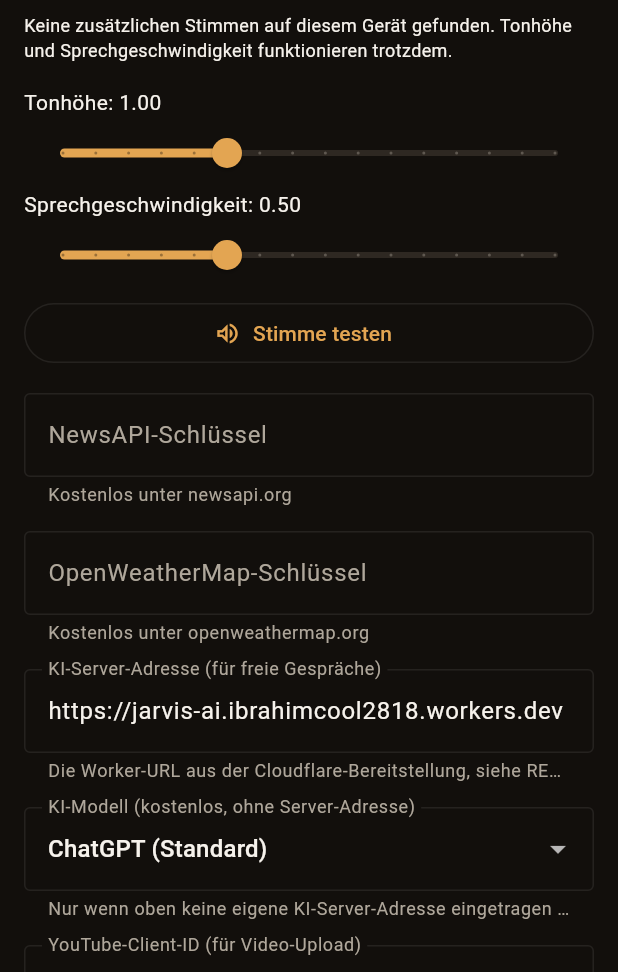
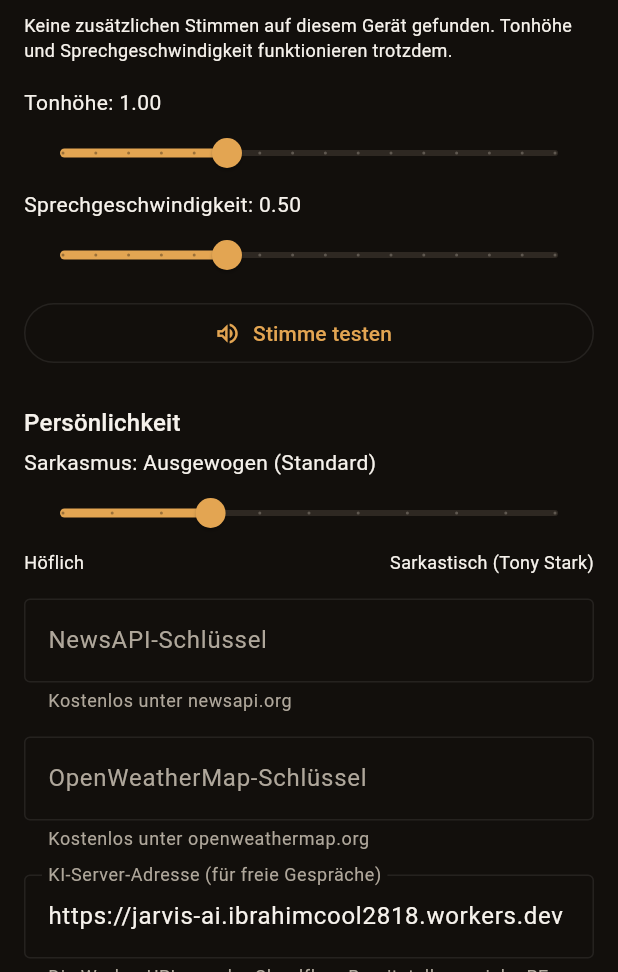
Before and after one commit to ibrahim200832/jarvis-mobile, a Flutter app: the screen it shows after launch, item 2 of the bottom bar chosen, after a tap on the "settings" icon, on a phone screen of 412 x 824 dp, the part 264-1236 px from its top. Run offline on Flutter 3.47's test engine with Material 3 defaults, Android fonts, the phone set to English and light mode, and no system bars; our stand-ins replace battery_plus, camera, flutter_contacts, flutter_local_notifications, flutter_svg, flutter_tts and 11 more; missing offline and left inert: dart:js_interop, dart:ui_web, flutter_web_auth_2, installed_apps; network calls fail.

Commit message:
Add sarcasm/humor personality slider for JARVIS
Adds a "Sarkasmus"-Regler in Einstellungen (0.0 hyper-polite to 1.0
full sarcastic Tony Stark style) that scales JARVIS's personality
instruction for both AI backends: the client-side free fallback
builds it locally, the custom Cloudflare Worker backend reads a new
`sarcasm` field sent with each request. Missing/invalid values
default to the original personality, so older clients or a
not-yet-redeployed worker keep behaving exactly as before.

Co-Authored-By: Claude Sonnet 5 <noreply@anthropic.com>
Claude-Session: https://claude.ai/code/session_012KZggYb9jbKYN7yy7Nbs4Q

```diff
--- a/lib/screens/settings_screen.dart
+++ b/lib/screens/settings_screen.dart
@@ -48,6 +48,7 @@ class _SettingsScreenState extends State<SettingsScreen> {
   String? _selectedVoiceKey;
   double _ttsPitch = 1.0;
   double _ttsSpeechRate = 0.5;
+  double _sarcasmLevel = 0.3;
 
   static const _aiModels = {
     'openai': 'ChatGPT (Standard)',
@@ -58,6 +59,15 @@ class _SettingsScreenState extends State<SettingsScreen> {
   static const _defaultVoiceKey = 'default';
 
   String _voiceKey(String name, String locale) => '$name|$locale';
+
+  /// Mirrors the sarcasm bands in ai_chat_service.dart / worker/ai-proxy.js
+  /// so the label the user sees matches how JARVIS will actually behave.
+  String _sarcasmDescription(double level) {
+    if (level < 0.2) return 'Höflich';
+    if (level < 0.5) return 'Ausgewogen (Standard)';
+    if (level < 0.8) return 'Frech';
+    return 'Sarkastisch';
+  }
 
   @override
   void initState() {
@@ -81,6 +91,7 @@ class _SettingsScreenState extends State<SettingsScreen> {
     _voices = await widget.tts.getGermanVoices();
     _ttsPitch = await widget.settings.getTtsPitch();
     _ttsSpeechRate = await widget.settings.getTtsSpeechRate();
+    _sarcasmLevel = await widget.settings.getSarcasmLevel();
     final savedVoiceName = await widget.settings.getTtsVoiceName();
     final savedVoiceLocale = await widget.settings.getTtsVoiceLocale();
     if (savedVoiceName != null && savedVoiceLocale != null) {
@@ -127,6 +138,7 @@ class _SettingsScreenState extends State<SettingsScreen> {
     await widget.settings.setTtsVoice(voice?['name'], voice?['locale']);
     await widget.settings.setTtsPitch(_ttsPitch);
     await widget.settings.setTtsSpeechRate(_ttsSpeechRate);
+    await widget.settings.setSarcasmLevel(_sarcasmLevel);
     await widget.tts.applyVoiceSettings(
       voiceName: voice?['name'],
       voiceLocale: voice?['locale'],
@@ -295,6 +307,22 @@ class _SettingsScreenState extends State<SettingsScreen> {
             icon: const Icon(Icons.volume_up_outlined),
             label: const Text('Stimme testen'),
           ),
+          const SizedBox(height: 24),
+          Text('Persönlichkeit', style: Theme.of(context).textTheme.titleMedium),
+          const SizedBox(height: 4),
+          Text('Sarkasmus: ${_sarcasmDescription(_sarcasmLevel)}'),
+          Slider(
+            value: _sarcasmLevel,
+            divisions: 10,
+            onChanged: (value) => setState(() => _sarcasmLevel = value),
+          ),
+          const Row(
+            mainAxisAlignment: MainAxisAlignment.spaceBetween,
+            children: [
+              Text('Höflich', style: TextStyle(fontSize: 12)),
+              Text('Sarkastisch (Tony Stark)', style: TextStyle(fontSize: 12)),
+            ],
+          ),
           const SizedBox(height: 16),
           TextField(
             controller: _newsKeyCtrl,
--- a/lib/services/settings_service.dart
+++ b/lib/services/settings_service.dart
@@ -14,6 +14,7 @@ class SettingsService {
   static const _keyTtsVoiceLocale = 'tts_voice_locale';
   static const _keyTtsPitch = 'tts_pitch';
   static const _keyTtsSpeechRate = 'tts_speech_rate';
+  static const _keySarcasmLevel = 'sarcasm_level';
 
   Future<String?> getNewsApiKey() async {
     final prefs = await SharedPreferences.getInstance();
@@ -157,4 +158,17 @@ class SettingsService {
     final prefs = await SharedPreferences.getInstance();
     await prefs.setDouble(_keyTtsSpeechRate, value);
   }
+
+  /// 0.0 (hyper-höflich) .. 1.0 (voll sarkastisch, Tony-Stark-Stil). Default
+  /// matches JARVIS's original personality (fröhlich, Schuss Humor, nie
+  /// sarkastisch).
+  Future<double> getSarcasmLevel() async {
+    final prefs = await SharedPreferences.getInstance();
+    return prefs.getDouble(_keySarcasmLevel) ?? 0.3;
+  }
+
+  Future<void> setSarcasmLevel(double value) async {
+    final prefs = await SharedPreferences.getInstance();
+    await prefs.setDouble(_keySarcasmLevel, value);
+  }
 }
```
Also changed, not shown: lib/core/command_router.dart (+8 -1 lines), lib/services/ai_chat_service.dart (+37 -10 lines), 2 other files.
